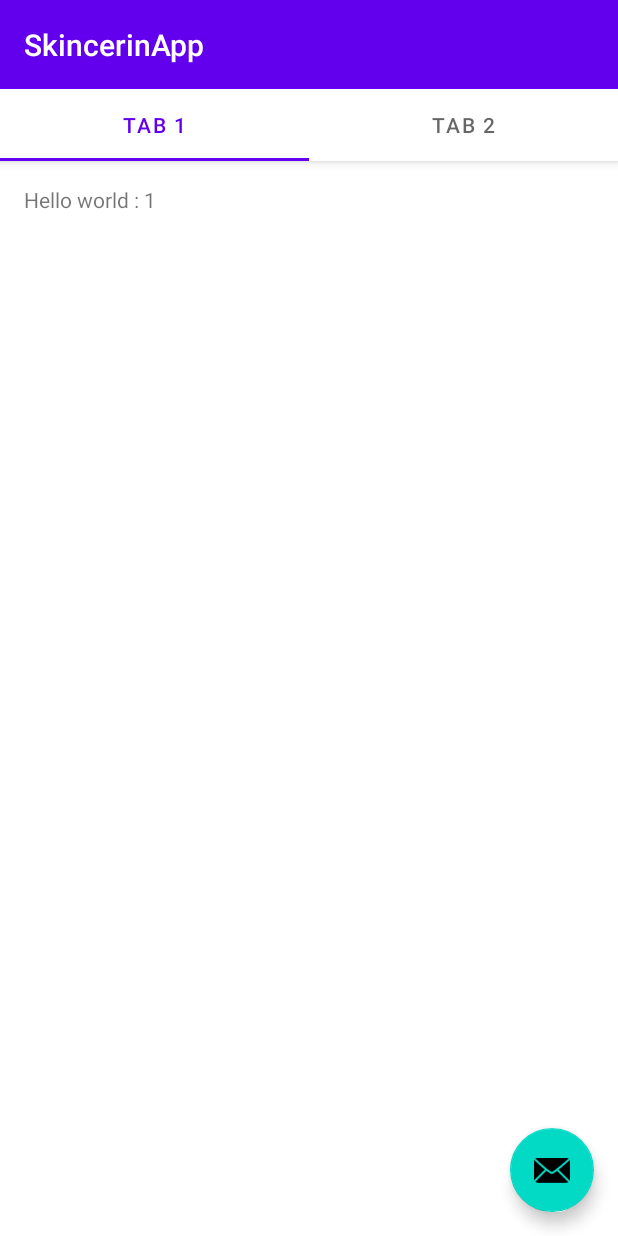
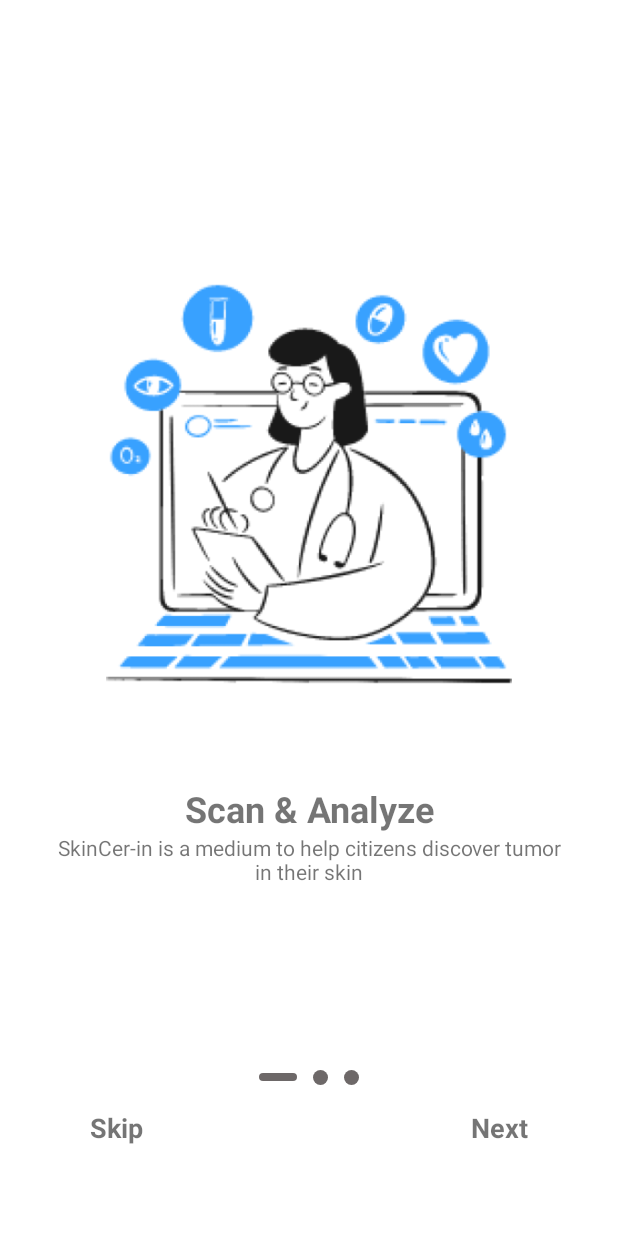
Before and after one commit to alfiannnas/skincer-in, an Android app: the screen it shows after launch (MainActivity before the commit, OnBoardingActivity after it), on a phone screen of 412 x 824 dp. Run offline under Robolectric (Android 15) with nearby library versions, the phone set to English and light mode, and no system bars.

Commit message:
add On boarding page

```diff
--- a/Mobile Development(App)/app/build.gradle
+++ b/Mobile Development(App)/app/build.gradle
@@ -47,4 +47,6 @@ dependencies {
     androidTestImplementation 'androidx.test.ext:junit:1.1.5'
     androidTestImplementation 'androidx.test.espresso:espresso-core:3.5.1'
     implementation 'androidx.lifecycle:lifecycle-runtime:2.6.1'
+
+    implementation "androidx.viewpager2:viewpager2:1.1.0-beta01"
 }
--- /dev/null
+++ b/Mobile Development(App)/app/src/main/java/com/example/skincerinapp/onBoarding/OnBoardingActivity.kt
@@ -0,0 +1,116 @@
+package com.example.skincerinapp.onBoarding
+
+import android.content.Intent
+import android.media.Image
+import androidx.appcompat.app.AppCompatActivity
+import android.os.Bundle
+import android.view.ViewGroup
+import android.widget.ImageView
+import android.widget.LinearLayout
+import androidx.core.content.ContextCompat
+import androidx.viewpager2.widget.ViewPager2
+import androidx.viewpager2.widget.ViewPager2.OnPageChangeCallback
+import com.example.skincerinapp.R
+import com.example.skincerinapp.databinding.ActivityOnBoardingBinding
+import com.example.skincerinapp.ui.main.MainActivity
+
+class OnBoardingActivity : AppCompatActivity() {
+    private lateinit var binding: ActivityOnBoardingBinding
+    private lateinit var sliderAdapter: SliderAdapter
+
+    override fun onCreate(savedInstanceState: Bundle?) {
+        super.onCreate(savedInstanceState)
+        binding = ActivityOnBoardingBinding.inflate(layoutInflater)
+        setContentView(binding.root)
+
+
+        // Initialize slider adapter with string resources
+        sliderAdapter = SliderAdapter(
+            listOf(
+                Slider(
+                    R.drawable.onboarding1,
+                    getString(R.string.slider_title_1),
+                    getString(R.string.slider_description_1)
+                ),
+                Slider(
+                    R.drawable.onboarding2,
+                    getString(R.string.slider_title_2),
+                    getString(R.string.slider_description_2)
+                ),
+                Slider(
+                    R.drawable.onboarding3,
+                    getString(R.string.slider_title_3),
+                    getString(R.string.slider_description_3)
+                )
+            )
+        )
+
+        supportActionBar?.hide()
+        binding.slider.adapter = sliderAdapter
+        getIndicator()
+        currentIndicator(0)
+        binding.slider.registerOnPageChangeCallback(object :ViewPager2.OnPageChangeCallback(){
+            override fun onPageSelected(position: Int) {
+                super.onPageSelected(position)
+                currentIndicator(position)
+            }
+        })
+
+        binding.nextButton.setOnClickListener{
+            if(binding.slider.currentItem +1 < sliderAdapter.itemCount){
+                binding.slider.currentItem += 1
+            }else{
+                Intent(applicationContext, MainActivity::class.java).also{
+                    startActivity(it)
+                }
+            }
+        }
+        binding.skipButton.setOnClickListener {
+            Intent(applicationContext, MainActivity::class.java).also{
+                startActivity(it)
+            }
+        }
+    }
+
+    private fun getIndicator() {
+        val indicator = arrayOfNulls<ImageView>(sliderAdapter.itemCount)
+        val layoutParams: LinearLayout.LayoutParams =
+            LinearLayout.LayoutParams(ViewGroup.LayoutParams.WRAP_CONTENT, ViewGroup.LayoutParams.WRAP_CONTENT)
+        layoutParams.setMargins(8, 0, 8, 0)
+        for (i in indicator.indices) {
+            indicator[i] = ImageView(applicationContext)
+            indicator[i].apply {
+                this?.setImageDrawable(
+                    ContextCompat.getDrawable(
+                        applicationContext,
+                        R.drawable.indicator_inactive
+                    )
+                )
+                this?.layoutParams = layoutParams
+            }
+            binding.indicator.addView(indicator[i])
+        }
+    }
+
+    private fun currentIndicator(index:Int){
+        val childCount = binding.indicator.childCount
+        for(i in 0 until childCount){
+            val imageView = binding.indicator.getChildAt(i) as ImageView
+            if(i ==index){
+                imageView.setImageDrawable(
+                    ContextCompat.getDrawable(
+                        applicationContext,
+                        R.drawable.indicator_inactive
+                    )
+                )
+            }else{
+                imageView.setImageDrawable(
+                    ContextCompat.getDrawable(
+                        applicationContext,
+                        R.drawable.indicator_active
+                    )
+                )
+            }
+        }
+    }
+}
--- /dev/null
+++ b/Mobile Development(App)/app/src/main/java/com/example/skincerinapp/onBoarding/Slider.kt
@@ -0,0 +1,8 @@
+package com.example.skincerinapp.onBoarding
+
+
+data class Slider(
+    val image: Int,
+    val title: String,
+    val descriptor: String
+)
--- /dev/null
+++ b/Mobile Development(App)/app/src/main/java/com/example/skincerinapp/onBoarding/SliderAdapter.kt
@@ -0,0 +1,38 @@
+package com.example.skincerinapp.onBoarding
+
+import android.media.Image
+import android.view.LayoutInflater
+import android.view.View
+import android.view.ViewGroup
+import androidx.recyclerview.widget.RecyclerView
+import com.example.skincerinapp.R
+import com.example.skincerinapp.databinding.SliderItemBinding
+
+class SliderAdapter(private val slider: List<Slider>) : RecyclerView.Adapter<SliderAdapter.SliderViewHolder>() {
+
+    inner class SliderViewHolder(private val binding: SliderItemBinding) : RecyclerView.ViewHolder(binding.root) {
+
+        private val textTitle = binding.sliderTitle
+        private val textDescription = binding.sliderDescription
+        private val image = binding.imageBanner
+
+        fun bind(slider: Slider) {
+            textTitle.text = slider.title
+            textDescription.text = slider.descriptor
+            image.setImageResource(slider.image)
+        }
+    }
+
+    override fun onCreateViewHolder(parent: ViewGroup, viewType: Int): SliderViewHolder {
+        val binding = SliderItemBinding.inflate(LayoutInflater.from(parent.context), parent, false)
+        return SliderViewHolder(binding)
+    }
+
+    override fun getItemCount(): Int {
+        return slider.size
+    }
+
+    override fun onBindViewHolder(holder: SliderViewHolder, position: Int) {
+        holder.bind(slider[position])
+    }
+}
--- a/Mobile Development(App)/app/src/main/java/com/example/skincerinapp/MainActivity.kt
+++ b/Mobile Development(App)/app/src/main/java/com/example/skincerinapp/ui/main/MainActivity.kt
@@ -1,4 +1,4 @@
-package com.example.skincerinapp
+package com.example.skincerinapp.ui.main
 
 import android.os.Bundle
 import com.google.android.material.floatingactionbutton.FloatingActionButton
@@ -26,11 +26,8 @@ class MainActivity : AppCompatActivity() {
         viewPager.adapter = sectionsPagerAdapter
         val tabs: TabLayout = binding.tabs
         tabs.setupWithViewPager(viewPager)
-        val fab: FloatingActionButton = binding.fab
 
-        fab.setOnClickListener { view ->
-            Snackbar.make(view, "Replace with your own action", Snackbar.LENGTH_LONG)
-                .setAction("Action", null).show()
-        }
+
+
     }
 }
--- a/Mobile Development(App)/app/src/main/java/com/example/skincerinapp/ui/main/PlaceholderFragment.kt
+++ b/Mobile Development(App)/app/src/main/java/com/example/skincerinapp/ui/main/PlaceholderFragment.kt
@@ -8,24 +8,18 @@ import android.widget.TextView
 import androidx.fragment.app.Fragment
 import androidx.lifecycle.Observer
 import androidx.lifecycle.ViewModelProvider
-import com.example.skincerinapp.R
 import com.example.skincerinapp.databinding.FragmentMainBinding
 
-/**
- * A placeholder fragment containing a simple view.
- */
 class PlaceholderFragment : Fragment() {
 
     private lateinit var pageViewModel: PageViewModel
     private var _binding: FragmentMainBinding? = null
 
-    // This property is only valid between onCreateView and
-    // onDestroyView.
     private val binding get() = _binding!!
 
     override fun onCreate(savedInstanceState: Bundle?) {
         super.onCreate(savedInstanceState)
-        pageViewModel = ViewModelProvider(this).get(PageViewModel::class.java).apply {
+        pageViewModel = ViewModelProvider(this)[PageViewModel::class.java].apply {
             setIndex(arguments?.getInt(ARG_SECTION_NUMBER) ?: 1)
         }
     }
@@ -33,7 +27,7 @@ class PlaceholderFragment : Fragment() {
     override fun onCreateView(
         inflater: LayoutInflater, container: ViewGroup?,
         savedInstanceState: Bundle?
-    ): View? {
+    ): View {
 
         _binding = FragmentMainBinding.inflate(inflater, container, false)
         val root = binding.root
@@ -46,16 +40,8 @@ class PlaceholderFragment : Fragment() {
     }
 
     companion object {
-        /**
-         * The fragment argument representing the section number for this
-         * fragment.
-         */
         private const val ARG_SECTION_NUMBER = "section_number"
 
-        /**
-         * Returns a new instance of this fragment for the given section
-         * number.
-         */
         @JvmStatic
         fun newInstance(sectionNumber: Int): PlaceholderFragment {
             return PlaceholderFragment().apply {
--- a/Mobile Development(App)/app/src/main/java/com/example/skincerinapp/ui/main/SectionsPagerAdapter.kt
+++ b/Mobile Development(App)/app/src/main/java/com/example/skincerinapp/ui/main/SectionsPagerAdapter.kt
@@ -19,8 +19,6 @@ class SectionsPagerAdapter(private val context: Context, fm: FragmentManager) :
     FragmentPagerAdapter(fm) {
 
     override fun getItem(position: Int): Fragment {
-        // getItem is called to instantiate the fragment for the given page.
-        // Return a PlaceholderFragment (defined as a static inner class below).
         return PlaceholderFragment.newInstance(position + 1)
     }
 
@@ -29,7 +27,6 @@ class SectionsPagerAdapter(private val context: Context, fm: FragmentManager) :
     }
 
     override fun getCount(): Int {
-        // Show 2 total pages.
         return 2
     }
 }
--- /dev/null
+++ b/Mobile Development(App)/app/src/main/res/drawable/indicator_active.xml
@@ -0,0 +1,8 @@
+<?xml version="1.0" encoding="utf-8"?>
+<shape xmlns:android="http://schemas.android.com/apk/res/android"
+    android:shape="oval">
+
+    <solid android:color="@color/gray"/>
+    <size android:width="10dp" android:height="10dp"/>
+
+</shape>
--- /dev/null
+++ b/Mobile Development(App)/app/src/main/res/drawable/indicator_inactive.xml
@@ -0,0 +1,8 @@
+<?xml version="1.0" encoding="utf-8"?>
+<shape xmlns:android="http://schemas.android.com/apk/res/android"
+    android:shape="rectangle">
+
+    <solid android:color="@color/gray"/>
+    <size android:width="25dp" android:height="5dp"/>
+    <corners android:radius="20dp"/>
+</shape>
--- a/Mobile Development(App)/app/src/main/res/layout/activity_main.xml
+++ b/Mobile Development(App)/app/src/main/res/layout/activity_main.xml
@@ -4,7 +4,7 @@
     xmlns:tools="http://schemas.android.com/tools"
     android:layout_width="match_parent"
     android:layout_height="match_parent"
-    tools:context=".MainActivity">
+    tools:context=".ui.main.MainActivity">
 
     <com.google.android.material.appbar.AppBarLayout
         android:layout_width="match_parent"
@@ -33,12 +33,4 @@
         android:layout_height="match_parent"
         app:layout_behavior="@string/appbar_scrolling_view_behavior" />
 
-    <com.google.android.material.floatingactionbutton.FloatingActionButton
-        android:id="@+id/fab"
-        android:layout_width="wrap_content"
-        android:layout_height="wrap_content"
-        android:layout_gravity="bottom|end"
-        android:layout_marginEnd="@dimen/fab_margin"
-        android:layout_marginBottom="16dp"
-        app:srcCompat="@android:drawable/ic_dialog_email" />
 </androidx.coordinatorlayout.widget.CoordinatorLayout>
--- /dev/null
+++ b/Mobile Development(App)/app/src/main/res/layout/activity_on_boarding.xml
@@ -0,0 +1,55 @@
+<?xml version="1.0" encoding="utf-8"?>
+<androidx.constraintlayout.widget.ConstraintLayout xmlns:android="http://schemas.android.com/apk/res/android"
+    xmlns:app="http://schemas.android.com/apk/res-auto"
+    xmlns:tools="http://schemas.android.com/tools"
+    android:layout_width="match_parent"
+    android:layout_height="match_parent"
+    tools:context=".onBoarding.OnBoardingActivity">
+
+
+    <androidx.viewpager2.widget.ViewPager2
+        android:id="@+id/slider"
+        android:layout_width="match_parent"
+        android:layout_height="500dp"
+        android:layout_margin="16dp"
+        android:overScrollMode="never"
+        app:layout_constraintBottom_toTopOf="@+id/indicator"
+        app:layout_constraintTop_toTopOf="parent"/>
+
+    <LinearLayout
+        android:id="@+id/indicator"
+        android:layout_width="match_parent"
+        android:layout_height="wrap_content"
+        android:layout_marginBottom="16dp"
+        android:orientation="horizontal"
+        app:layout_constraintBottom_toTopOf="@id/skip_button"
+        app:layout_constraintEnd_toEndOf="parent"
+        android:gravity="center"/>
+
+    <TextView
+        android:id="@+id/skip_button"
+        android:layout_width="wrap_content"
+        android:layout_height="wrap_content"
+        android:layout_marginStart="60dp"
+        android:layout_marginBottom="60dp"
+        android:text="@string/skip"
+        android:textSize="18sp"
+        android:textStyle="bold"
+        app:layout_constraintBottom_toBottomOf="parent"
+        app:layout_constraintStart_toStartOf="parent" />
+
+    <TextView
+        android:id="@+id/next_button"
+        android:layout_width="wrap_content"
+        android:layout_height="wrap_content"
+        android:layout_marginEnd="60dp"
+        android:text="@string/next"
+        android:textSize="18sp"
+        android:textStyle="bold"
+        app:layout_constraintBottom_toBottomOf="@+id/skip_button"
+        app:layout_constraintEnd_toEndOf="parent"
+        app:layout_constraintTop_toTopOf="@+id/skip_button" />
+
+
+
+</androidx.constraintlayout.widget.ConstraintLayout>
--- /dev/null
+++ b/Mobile Development(App)/app/src/main/res/layout/slider_item.xml
@@ -0,0 +1,34 @@
+<?xml version="1.0" encoding="utf-8"?>
+<LinearLayout xmlns:android="http://schemas.android.com/apk/res/android"
+    xmlns:tools="http://schemas.android.com/tools"
+    android:layout_width="match_parent"
+    android:layout_height="match_parent"
+    android:orientation="vertical"
+    android:padding="16dp">
+
+    <ImageView
+        android:id="@+id/image_banner"
+        android:layout_width="match_parent"
+        android:layout_height="0dp"
+        android:layout_margin="32dp"
+        android:layout_weight="1"
+        android:contentDescription="@string/app_name" />
+
+    <TextView
+        android:id="@+id/slider_title"
+        android:layout_width="match_parent"
+        android:layout_height="wrap_content"
+        android:gravity="center"
+        android:text="@string/title"
+        android:textSize="24sp"
+        android:textStyle="bold"/>
+
+    <TextView
+        android:id="@+id/slider_description"
+        android:layout_width="match_parent"
+        android:layout_height="wrap_content"
+        android:gravity="center"
+        android:text="@string/title"
+        android:textSize="14sp"/>
+
+</LinearLayout>
--- a/Mobile Development(App)/app/src/main/res/values-night/themes.xml
+++ b/Mobile Development(App)/app/src/main/res/values-night/themes.xml
@@ -6,8 +6,8 @@
         <item name="colorPrimaryVariant">@color/purple_700</item>
         <item name="colorOnPrimary">@color/black</item>
         <!-- Secondary brand color. -->
-        <item name="colorSecondary">@color/teal_200</item>
-        <item name="colorSecondaryVariant">@color/teal_200</item>
+        <item name="colorSecondary">@color/green</item>
+        <item name="colorSecondaryVariant">@color/green</item>
         <item name="colorOnSecondary">@color/black</item>
         <!-- Status bar color. -->
         <item name="android:statusBarColor">?attr/colorPrimaryVariant</item>
--- a/Mobile Development(App)/app/src/main/res/values/colors.xml
+++ b/Mobile Development(App)/app/src/main/res/values/colors.xml
@@ -1,10 +1,12 @@
 <?xml version="1.0" encoding="utf-8"?>
 <resources>
     <color name="purple_200">#FFBB86FC</color>
-    <color name="purple_500">#FF6200EE</color>
+    <color name="blue">#50A3E4</color>
     <color name="purple_700">#FF3700B3</color>
-    <color name="teal_200">#FF03DAC5</color>
-    <color name="teal_700">#FF018786</color>
+
+    <color name="green">#4CB051</color>
+    <color name="teal_700">#4CB051</color>
     <color name="black">#FF000000</color>
     <color name="white">#FFFFFFFF</color>
+    <color name="gray">#6D6868</color>
 </resources>
--- a/Mobile Development(App)/app/src/main/res/values/strings.xml
+++ b/Mobile Development(App)/app/src/main/res/values/strings.xml
@@ -2,4 +2,14 @@
     <string name="app_name">SkincerinApp</string>
     <string name="tab_text_1">Tab 1</string>
     <string name="tab_text_2">Tab 2</string>
+    <string name="next">Next</string>
+    <string name="skip">Skip</string>
+    <string name="title">title</string>
+    <string name="slider_title_1">Scan &amp; Analyze</string>
+    <string name="slider_description_1">SkinCer-in is a medium to help citizens discover tumor  in their skin</string>
+    <string name="slider_title_2">Education</string>
+    <string name="slider_description_2">To educate Indonesian citizens about the dangers of UV radiation</string>
+    <string name="slider_title_3">Are You Ready?</string>
+    <string name="slider_description_3">Let\'s Begin Our Journey</string>
+
 </resources>
--- a/Mobile Development(App)/app/src/main/res/values/themes.xml
+++ b/Mobile Development(App)/app/src/main/res/values/themes.xml
@@ -1,12 +1,11 @@
 <resources xmlns:tools="http://schemas.android.com/tools">
-    <!-- Base application theme. -->
     <style name="Theme.SkincerinApp" parent="Theme.MaterialComponents.DayNight.DarkActionBar">
         <!-- Primary brand color. -->
-        <item name="colorPrimary">@color/purple_500</item>
-        <item name="colorPrimaryVariant">@color/purple_700</item>
+        <item name="colorPrimary">@color/blue</item>
+        <item name="colorPrimaryVariant">@color/blue</item>
         <item name="colorOnPrimary">@color/white</item>
         <!-- Secondary brand color. -->
-        <item name="colorSecondary">@color/teal_200</item>
+        <item name="colorSecondary">@color/green</item>
         <item name="colorSecondaryVariant">@color/teal_700</item>
         <item name="colorOnSecondary">@color/black</item>
         <!-- Status bar color. -->
```
Also changed, not shown: Mobile Development(App)/app/src/main/AndroidManifest.xml (+10 -4 lines), Mobile Development(App)/app/src/main/res/drawable/onboarding1.png (added), Mobile Development(App)/app/src/main/res/drawable/onboarding2.png (added), Mobile Development(App)/app/src/main/res/drawable/onboarding3.png (added).
